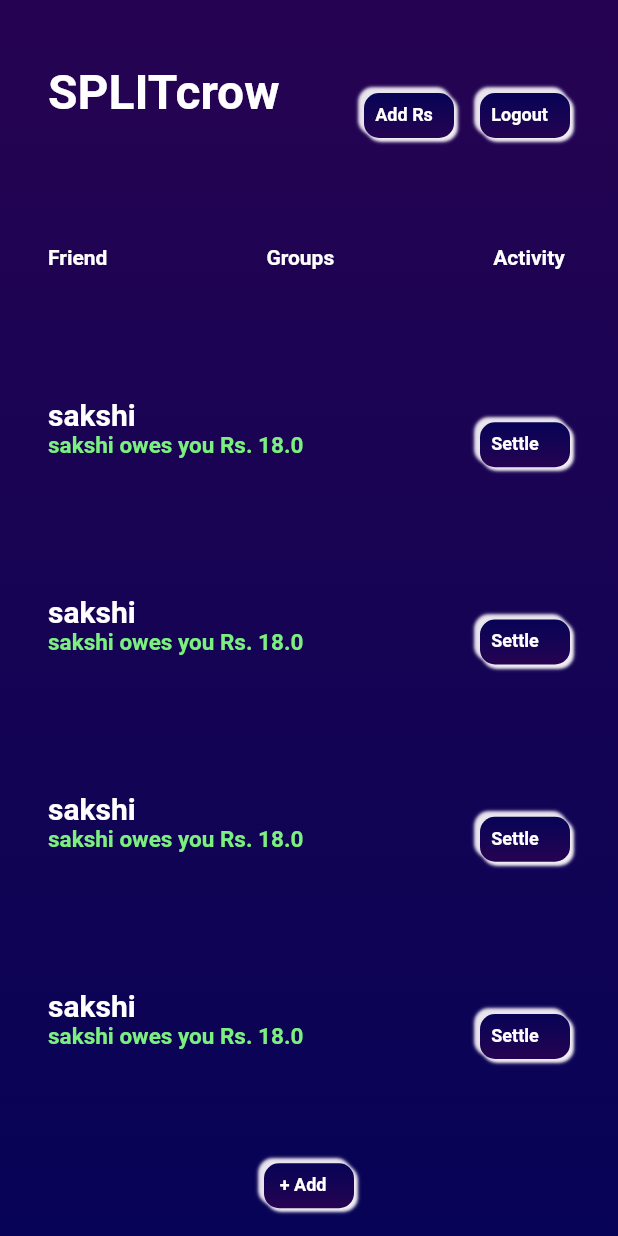
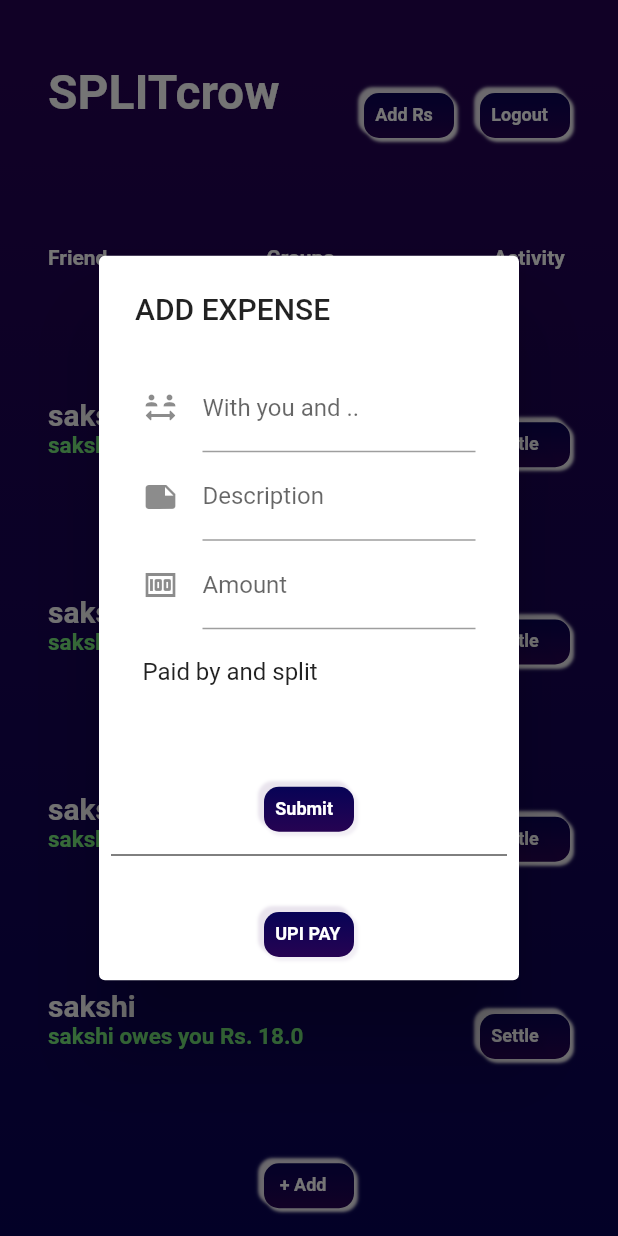
Before and after one commit to Richa-iitr/SPLITcrow-frontend, a Flutter app: the screen it shows after launch, after a tap on "Add Rs", on a phone screen of 412 x 824 dp. Run offline on Flutter 3.47's test engine with Material 2 defaults, Android fonts, the phone set to English and light mode, and no system bars.

Commit message:
menu, add expense

```diff
--- /dev/null
+++ b/lib/screens/widgets/menu.dart
@@ -0,0 +1,38 @@
+import 'package:flutter/material.dart';
+
+class Example extends StatefulWidget {
+  @override
+  State<StatefulWidget> createState() => _ExampleState();
+}
+
+class _ExampleState extends State<Example> {
+//  List<String> _locations = ['Please choose a location', 'A', 'B', 'C', 'D']; // Option 1
+//  String _selectedLocation = 'Please choose a location'; // Option 1
+  List<String> _locations = ['Roomies', 'RishikeshTrip', 'GoaTrip', 'DubaiTrip']; // Option 2
+  String _selectedLocation=""; // Option 2
+
+  @override
+  Widget build(BuildContext context) {
+    return MaterialApp(
+      home: Scaffold(
+        body: Center(
+          child: DropdownButton(
+            hint: Text('Select Group'), // Not necessary for Option 1
+            value: _selectedLocation,
+            onChanged: (newValue) {
+              setState(() {
+                _selectedLocation = newValue;
+              });
+            },
+            items: _locations.map((location) {
+              return DropdownMenuItem(
+                child: new Text(location),
+                value: location,
+              );
+            }).toList(),
+          ),
+        ),
+      ),
+    );
+  }
+}
--- a/lib/screens/widgets/tittle_nav.dart
+++ b/lib/screens/widgets/tittle_nav.dart
@@ -39,6 +39,63 @@ class TittleNav extends StatelessWidget {
             children: [
 
               RoundedButton(btn_name: 'Add Rs', press: () {
+                showDialog(
+                        context: context,
+                        builder: (BuildContext context) {
+                          return AlertDialog(
+                            scrollable: true,
+                            title: Text('ADD EXPENSE'),
+                            content: Padding(
+                              padding: const EdgeInsets.all(5.0),
+                              child: Form(
+                                child: Column(
+                                  children: <Widget>[
+                                    TextFormField(
+                                      decoration: InputDecoration(
+                                        labelText: 'With you and ..',
+                                        icon:
+                                            Icon(Icons.social_distance_rounded),
+                                      ),
+                                    ),
+                                    TextFormField(
+                                      decoration: InputDecoration(
+                                        labelText: 'Description',
+                                        icon:
+                                            Icon(Icons.note),
+                                      ),
+                                    ),
+                                    TextFormField(
+                                      decoration: InputDecoration(
+                                        labelText: 'Amount',
+                                        icon:
+                                            Icon(Icons.money),
+                                      ),
+                                    ),
+                                    Text('  '),
+                                    Row(children: [
+                                    Text('Paid by '),
+                                    Text('and split '),],),
+                                  ],
+                                ),
+                              ),
+                            ),
+                            actions: [
+                              Row(
+                                  mainAxisAlignment: MainAxisAlignment.center,
+                                  children: [
+                                    RoundedButton(
+                                        btn_name: 'Submit', press: () {})
+                                  ]),
+                              Divider(color: Colors.black),
+                              Row(
+                                  mainAxisAlignment: MainAxisAlignment.center,
+                                  children: [
+                                    RoundedButton(
+                                        btn_name: 'UPI PAY', press: () {})
+                                  ]),
+                            ],
+                          );
+                        });
 
               })
 
```
